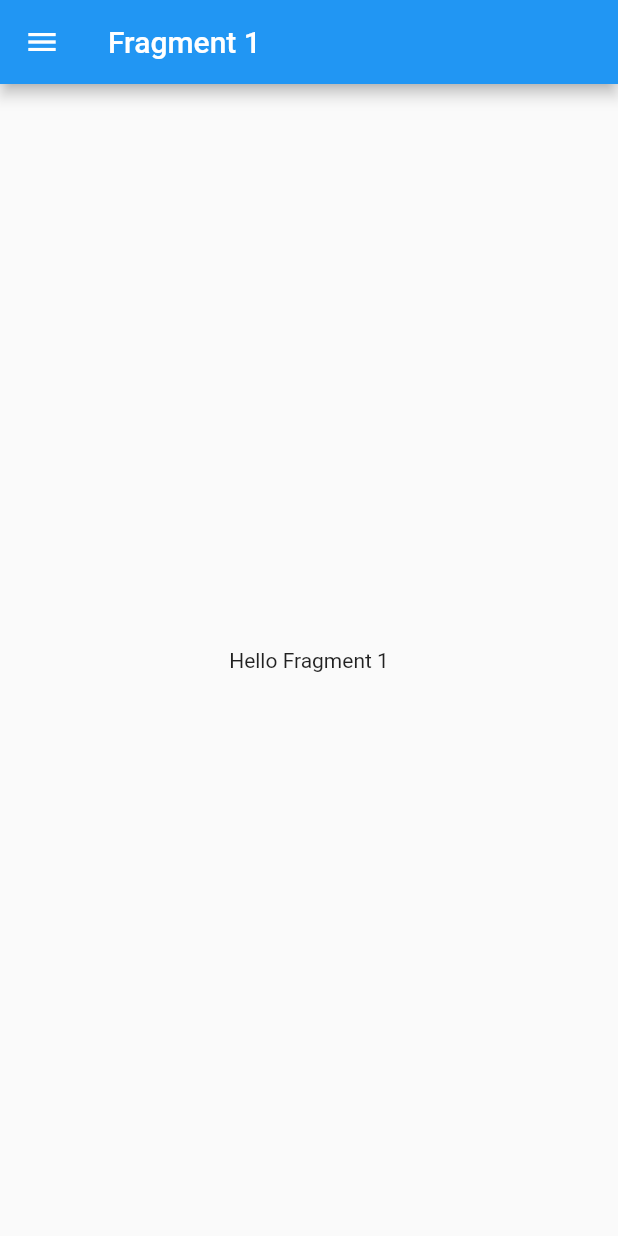
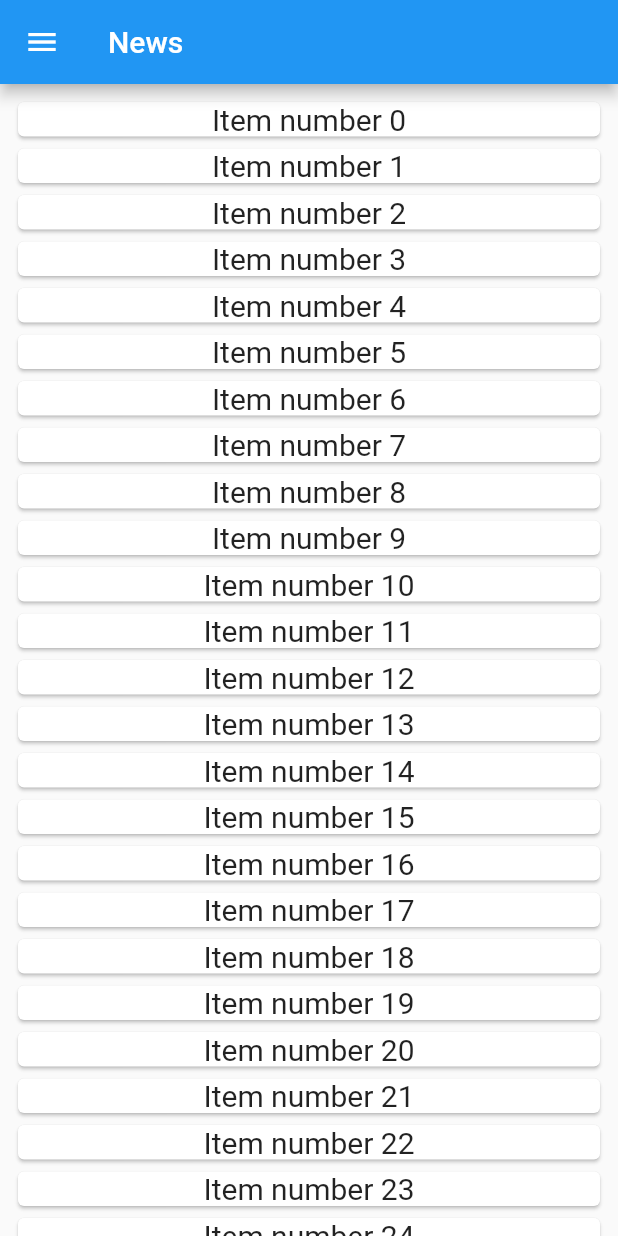
Before and after one commit to jm-parent/KonixFlutterApp, a Flutter app: the screen it shows after launch, on a phone screen of 412 x 824 dp. Run offline on Flutter 3.47's test engine with Material 2 defaults, Android fonts, the phone set to English and light mode, and no system bars.

Commit message:
Testing sur différent Widget ( ListView AnimatedList etc )

```diff
--- a/konixflutter/lib/fragments/first_fragment.dart
+++ b/konixflutter/lib/fragments/ContactPage.dart
@@ -1,11 +1,13 @@
+library konixflutter.fragments.ContactPage;
+
 import 'package:flutter/material.dart';
 
-class FirstFragment extends StatelessWidget {
+class ContactWidget extends StatelessWidget {
   @override
   Widget build(BuildContext context) {
     // TODO: implement build
     return new Center(
-      child: new Text("Hello Fragment 1"),
+      child: new Text("Hello Contact"),
     );
   }
 
--- /dev/null
+++ b/konixflutter/lib/fragments/NewsPage.dart
@@ -0,0 +1,27 @@
+import 'package:flutter/material.dart';
+
+class NewsWidget extends StatelessWidget {
+  @override
+  Widget build(BuildContext context) {
+    // TODO: implement build
+    return new Center(
+        child: new ListView.builder(
+          padding: new EdgeInsets.all(8.0),
+
+          itemBuilder: (BuildContext context, int index) =>
+              buildTextViews(index),
+        )
+    );
+  }
+
+  Widget buildTextViews(int i) {
+    return new Card(
+      child: new Column(
+        mainAxisSize: MainAxisSize.min,
+        children: <Widget>[ new Text("Item number " + i.toString(),
+            style: new TextStyle(fontSize: 20.0))
+        ],
+      ),
+    );
+  }
+}
--- a/konixflutter/lib/fragments/third_fragment.dart
+++ b/konixflutter/lib/fragments/RecruitementPage.dart
@@ -1,11 +1,12 @@
 import 'package:flutter/material.dart';
+import 'package:konixflutter/widgets/AnimatedListWidget.dart';
 
-class ThirdFragment extends StatelessWidget {
+class RecruitementWidget extends StatelessWidget {
   @override
   Widget build(BuildContext context) {
     // TODO: implement build
     return new Center(
-      child: new Text("Hello Fragment 3"),
+      child: new AnimatedListSample(),
     );
   }
 
--- a/konixflutter/lib/fragments/second_fragment.dart
+++ b/konixflutter/lib/fragments/TeamsPage.dart
@@ -1,6 +1,6 @@
 import 'package:flutter/material.dart';
 
-class SecondFragment extends StatelessWidget {
+class TeamsWidget extends StatelessWidget {
   @override
   Widget build(BuildContext context) {
     // TODO: implement build
--- a/konixflutter/lib/pages/home_page.dart
+++ b/konixflutter/lib/pages/home_page.dart
@@ -1,8 +1,9 @@
 
 import 'package:flutter/material.dart';
-import 'package:konixflutter/fragments/first_fragment.dart';
-import 'package:konixflutter/fragments/second_fragment.dart';
-import 'package:konixflutter/fragments/third_fragment.dart';
+import 'package:konixflutter/fragments/NewsPage.dart';
+import 'package:konixflutter/fragments/TeamsPage.dart';
+import 'package:konixflutter/fragments/RecruitementPage.dart';
+import 'package:konixflutter/fragments/ContactPage.dart';
 
 class DrawerItem {
   String title;
@@ -12,9 +13,10 @@ class DrawerItem {
 
 class HomePage extends StatefulWidget {
   final drawerItems = [
-    new DrawerItem("Fragment 1", Icons.rss_feed),
-    new DrawerItem("Fragment 2", Icons.local_pizza),
-    new DrawerItem("Fragment 3", Icons.info)
+    new DrawerItem("News", Icons.rss_feed),
+    new DrawerItem("Nos Equipes", Icons.local_pizza),
+    new DrawerItem("Recrutement", Icons.info),
+    new DrawerItem("Contact", Icons.local_pizza),
   ];
 
   @override
@@ -29,12 +31,13 @@ class HomePageState extends State<HomePage> {
   _getDrawerItemWidget(int pos) {
     switch (pos) {
       case 0:
-          return new FirstFragment();
+          return new NewsWidget();
       case 1:
-        return new SecondFragment();
+        return new TeamsWidget();
       case 2:
-        return new ThirdFragment();
-
+        return new RecruitementWidget();
+      case 3:
+        return new ContactWidget();
       default:
         return new Text("Error");
     }
@@ -62,8 +65,6 @@ class HomePageState extends State<HomePage> {
 
     return new Scaffold(
       appBar: new AppBar(
-        // here we display the title corresponding to the fragment
-        // you can instead choose to have a static title
         title: new Text(widget.drawerItems[_selectedDrawerIndex].title),
       ),
       drawer: new Drawer(
--- /dev/null
+++ b/konixflutter/lib/widgets/AnimatedListWidget.dart
@@ -0,0 +1,202 @@
+import 'package:flutter/foundation.dart';
+import 'package:flutter/material.dart';
+
+class AnimatedListSample extends StatefulWidget {
+  @override
+  _AnimatedListState createState() => new _AnimatedListState();
+}
+class _AnimatedListState extends State<AnimatedListSample> {
+  final GlobalKey<AnimatedListState> _listKey =
+  new GlobalKey<AnimatedListState>();
+  ListModel<int> _list;
+  int _selectedItem;
+  int _nextItem; // The next item inserted when the user presses the '+' button.
+
+
+  @override
+  void initState() {
+    super.initState();
+    _list = new ListModel<int>(
+      listKey: _listKey,
+      initialItems: <int>[0, 1, 2],
+      removedItemBuilder: _buildRemovedItem,
+    );
+    _nextItem = 3;
+  }
+
+  // Used to build list items that haven't been removed.
+  Widget _buildItem(
+      BuildContext context, int index, Animation<double> animation) {
+    return new CardItem(
+      animation: animation,
+      item: _list[index],
+      selected: _selectedItem == _list[index],
+      onTap: () {
+        setState(() {
+          _selectedItem = _selectedItem == _list[index] ? null : _list[index];
+        });
+      },
+    );
+  }
+
+  // Used to build an item after it has been removed from the list. This method is
+  // needed because a removed item remains  visible until its animation has
+  // completed (even though it's gone as far this ListModel is concerned).
+  // The widget will be used by the [AnimatedListState.removeItem] method's
+  // [AnimatedListRemovedItemBuilder] parameter.
+  Widget _buildRemovedItem(
+      int item, BuildContext context, Animation<double> animation) {
+    return new CardItem(
+      animation: animation,
+      item: item,
+      selected: false,
+      // No gesture detector here: we don't want removed items to be interactive.
+    );
+  }
+
+  // Insert the "next item" into the list model.
+  void _insert() {
+    final int index =
+    _selectedItem == null ? _list.length : _list.indexOf(_selectedItem);
+    _list.insert(index, _nextItem++);
+  }
+
+  // Remove the selected item from the list model.
+  void _remove() {
+    if (_selectedItem != null) {
+      _list.removeAt(_list.indexOf(_selectedItem));
+      setState(() {
+        _selectedItem = null;
+      });
+    }
+  }
+
+  @override
+  Widget build(BuildContext context) {
+    return new MaterialApp(
+      home: new Scaffold(
+        appBar: new AppBar(
+          title: const Text('AnimatedList'),
+          actions: <Widget>[
+            new IconButton(
+              icon: const Icon(Icons.add_circle),
+              onPressed: _insert,
+              tooltip: 'insert a new item',
+            ),
+            new IconButton(
+              icon: const Icon(Icons.remove_circle),
+              onPressed: _remove,
+              tooltip: 'remove the selected item',
+            ),
+          ],
+        ),
+        body: new Padding(
+          padding: const EdgeInsets.all(16.0),
+          child: new AnimatedList(
+            key: _listKey,
+            initialItemCount: _list.length,
+            itemBuilder: _buildItem,
+          ),
+        ),
+      ),
+    );
+  }
+
+
+}
+
+/// Keeps a Dart List in sync with an AnimatedList.
+///
+/// The [insert] and [removeAt] methods apply to both the internal list and the
+/// animated list that belongs to [listKey].
+///
+/// This class only exposes as much of the Dart List API as is needed by the
+/// sample app. More list methods are easily added, however methods that mutate the
+/// list must make the same changes to the animated list in terms of
+/// [AnimatedListState.insertItem] and [AnimatedList.removeItem].
+class ListModel<E> {
+  ListModel({
+    @required this.listKey,
+    @required this.removedItemBuilder,
+    Iterable<E> initialItems,
+  })  : assert(listKey != null),
+        assert(removedItemBuilder != null),
+        _items = new List<E>.from(initialItems ?? <E>[]);
+
+  final GlobalKey<AnimatedListState> listKey;
+  final dynamic removedItemBuilder;
+  final List<E> _items;
+
+  AnimatedListState get _animatedList => listKey.currentState;
+
+  void insert(int index, E item) {
+    _items.insert(index, item);
+    _animatedList.insertItem(index);
+  }
+
+  E removeAt(int index) {
+    final E removedItem = _items.removeAt(index);
+    if (removedItem != null) {
+      _animatedList.removeItem(index,
+              (BuildContext context, Animation<double> animation) {
+            return removedItemBuilder(removedItem, context, animation);
+          });
+    }
+    return removedItem;
+  }
+
+  int get length => _items.length;
+
+  E operator [](int index) => _items[index];
+
+  int indexOf(E item) => _items.indexOf(item);
+}
+
+/// Displays its integer item as 'item N' on a Card whose color is based on
+/// the item's value. The text is displayed in bright green if selected is true.
+/// This widget's height is based on the animation parameter, it varies
+/// from 0 to 128 as the animation varies from 0.0 to 1.0.
+class CardItem extends StatelessWidget {
+  const CardItem(
+      {Key key,
+        @required this.animation,
+        this.onTap,
+        @required this.item,
+        this.selected: false})
+      : assert(animation != null),
+        assert(item != null && item >= 0),
+        assert(selected != null),
+        super(key: key);
+
+  final Animation<double> animation;
+  final VoidCallback onTap;
+  final int item;
+  final bool selected;
+
+  @override
+  Widget build(BuildContext context) {
+    TextStyle textStyle = Theme.of(context).textTheme.display1;
+    if (selected)
+      textStyle = textStyle.copyWith(color: Colors.lightGreenAccent[400]);
+    return new Padding(
+      padding: const EdgeInsets.all(2.0),
+      child: new SizeTransition(
+        axis: Axis.vertical,
+        sizeFactor: animation,
+        child: new GestureDetector(
+          behavior: HitTestBehavior.opaque,
+          onTap: onTap,
+          child: new SizedBox(
+            height: 128.0,
+            child: new Card(
+              color: Colors.primaries[item % Colors.primaries.length],
+              child: new Center(
+                child: new Text('Item $item', style: textStyle),
+              ),
+            ),
+          ),
+        ),
+      ),
+    );
+  }
+}
```
